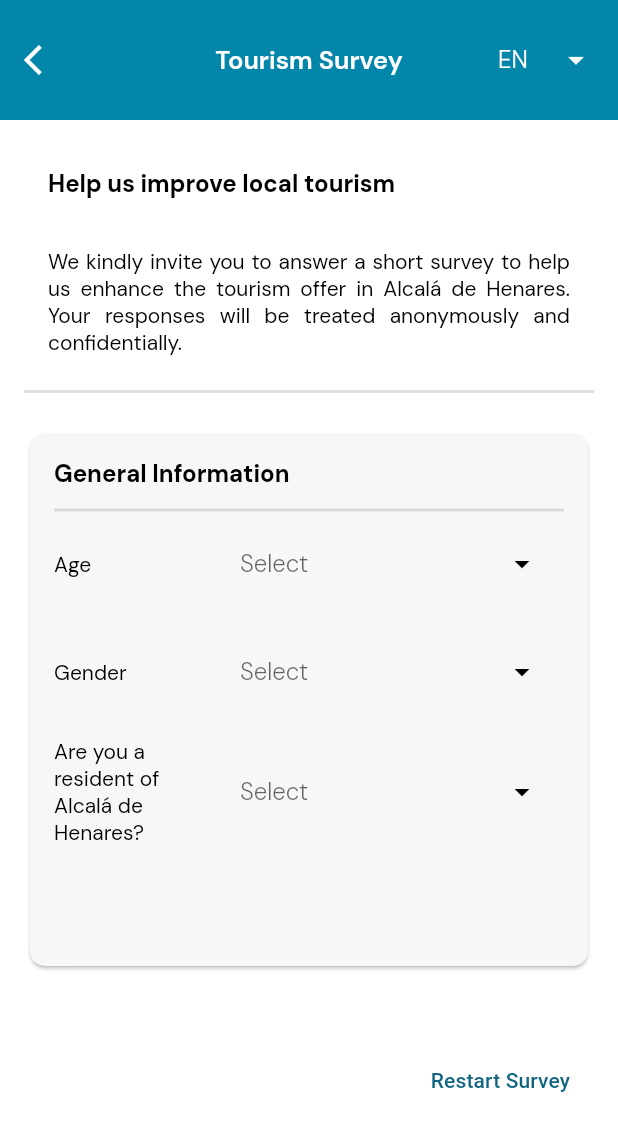
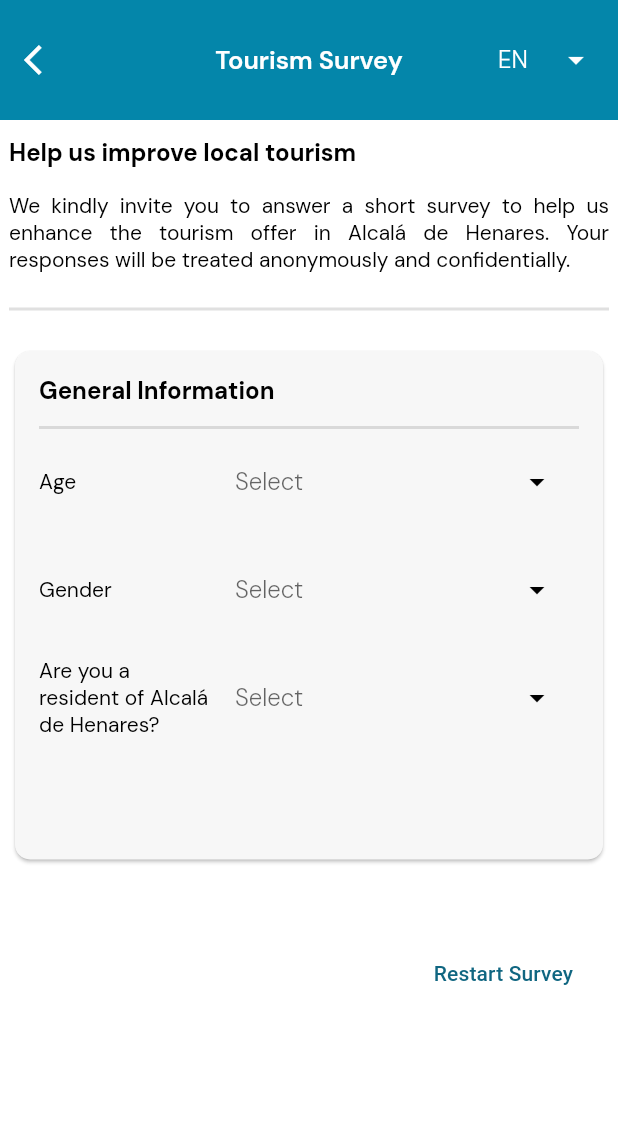
Before and after one commit to Marc-Cinnia/turismo-alcala, a Flutter app: the Survey screen opened directly, on a phone screen of 412 x 824 dp. Shown: the top 1131 px of the screen. Run offline on Flutter 3.47's test engine with Material 3 defaults, Android fonts, the phone set to English and light mode, and no system bars; our stand-ins replace cloud_firestore, device_info_plus, firebase_core, firebase_messaging, flutter_carousel_widget, flutter_local_notifications and 12 more; missing offline and left inert: beacon_scanner, flutter_background_service, qr_code_scanner, restart_app, super_network_image; accounts and stored records are empty; network calls fail.

```diff
--- a/lib/screens/survey.dart
+++ b/lib/screens/survey.dart
@@ -105,13 +105,7 @@ class _SurveyState extends State<Survey> {
         ? AppConstants.surveyDescriptionEn
         : AppConstants.surveyDescription;
 
-    final subtitle = Padding(
-      padding: const EdgeInsets.only(
-        top: AppConstants.spacing,
-        left: AppConstants.spacing,
-        right: AppConstants.spacing,
-      ),
-      child: Align(
+    final subtitle = Align(
       alignment: Alignment.centerLeft,
       child: Text(
         descSubtitle,
@@ -120,19 +114,11 @@ class _SurveyState extends State<Survey> {
             .titleMedium
             ?.copyWith(color: AppConstants.primary),
       ),
-      ),
     );
 
-    final descriptionSection = Padding(
-      padding: const EdgeInsets.only(
-        top: AppConstants.spacing,
-        left: AppConstants.spacing,
-        right: AppConstants.spacing,
-      ),
-      child: Text(
+    final descriptionSection = Text(
       description,
       textAlign: TextAlign.justify,
-      ),
     );
 
     final generalName = (language.english)
@@ -528,17 +514,12 @@ class _SurveyState extends State<Survey> {
                 Row(
                   mainAxisAlignment: MainAxisAlignment.spaceBetween,
                   mainAxisSize: MainAxisSize.max,
-                  crossAxisAlignment: CrossAxisAlignment.center,
                   children: [
-                    Expanded(
-                      child: Text(
+                    Text(
                       tourismOfferLabel,
                       softWrap: true,
                       maxLines: 2,
-                        overflow: TextOverflow.ellipsis,
                     ),
-                    ),
-                    const SizedBox(width: 8.0),
                     RatingSurveyStarsBar(
                       aspectKey: AppConstants.surveyTourismOfferKey,
                     ),
@@ -548,17 +529,12 @@ class _SurveyState extends State<Survey> {
                 Row(
                   mainAxisAlignment: MainAxisAlignment.spaceBetween,
                   mainAxisSize: MainAxisSize.max,
-                  crossAxisAlignment: CrossAxisAlignment.center,
                   children: [
-                    Expanded(
-                      child: Text(
+                    Text(
                       tourismInformationLabel,
                       softWrap: true,
                       maxLines: 2,
-                        overflow: TextOverflow.ellipsis,
                     ),
-                    ),
-                    const SizedBox(width: 8.0),
                     RatingSurveyStarsBar(
                       aspectKey: AppConstants.surveyTourismInformationKey,
                     ),
@@ -568,17 +544,12 @@ class _SurveyState extends State<Survey> {
                 Row(
                   mainAxisAlignment: MainAxisAlignment.spaceBetween,
                   mainAxisSize: MainAxisSize.max,
-                  crossAxisAlignment: CrossAxisAlignment.center,
                   children: [
-                    Expanded(
-                      child: Text(
+                    Text(
                       cleanlinessMaintenanceLabel,
                       softWrap: true,
                       maxLines: 2,
-                        overflow: TextOverflow.ellipsis,
                     ),
-                    ),
-                    const SizedBox(width: 8.0),
                     RatingSurveyStarsBar(
                       aspectKey: AppConstants.surveyCleanlinessMaintenanceKey,
                     ),
@@ -588,17 +559,12 @@ class _SurveyState extends State<Survey> {
                 Row(
                   mainAxisAlignment: MainAxisAlignment.spaceBetween,
                   mainAxisSize: MainAxisSize.max,
-                  crossAxisAlignment: CrossAxisAlignment.center,
                   children: [
-                    Expanded(
-                      child: Text(
+                    Text(
                       commerceServiceLabel,
                       softWrap: true,
                       maxLines: 2,
-                        overflow: TextOverflow.ellipsis,
                     ),
-                    ),
-                    const SizedBox(width: 8.0),
                     RatingSurveyStarsBar(
                       aspectKey: AppConstants.surveyCommerceServiceKey,
                     ),
@@ -608,17 +574,12 @@ class _SurveyState extends State<Survey> {
                 Row(
                   mainAxisAlignment: MainAxisAlignment.spaceBetween,
                   mainAxisSize: MainAxisSize.max,
-                  crossAxisAlignment: CrossAxisAlignment.center,
                   children: [
-                    Expanded(
-                      child: Text(
+                    Text(
                       transportAccessibilityLabel,
                       softWrap: true,
                       maxLines: 2,
-                        overflow: TextOverflow.ellipsis,
                     ),
-                    ),
-                    const SizedBox(width: 8.0),
                     RatingSurveyStarsBar(
                       aspectKey: AppConstants.surveyTransportAccessibilityKey,
                     ),
@@ -628,17 +589,12 @@ class _SurveyState extends State<Survey> {
                 Row(
                   mainAxisAlignment: MainAxisAlignment.spaceBetween,
                   mainAxisSize: MainAxisSize.max,
-                  crossAxisAlignment: CrossAxisAlignment.center,
                   children: [
-                    Expanded(
-                      child: Text(
+                    Text(
                       safetyLabel,
                       softWrap: true,
                       maxLines: 2,
-                        overflow: TextOverflow.ellipsis,
                     ),
-                    ),
-                    const SizedBox(width: 8.0),
                     RatingSurveyStarsBar(
                       aspectKey: AppConstants.surveySafetyKey,
                     ),
@@ -648,17 +604,12 @@ class _SurveyState extends State<Survey> {
                 Row(
                   mainAxisAlignment: MainAxisAlignment.spaceBetween,
                   mainAxisSize: MainAxisSize.max,
-                  crossAxisAlignment: CrossAxisAlignment.center,
                   children: [
-                    Expanded(
-                      child: Text(
+                    Text(
                       touristSignageLabel,
                       softWrap: true,
                       maxLines: 2,
-                        overflow: TextOverflow.ellipsis,
                     ),
-                    ),
-                    const SizedBox(width: 8.0),
                     RatingSurveyStarsBar(
                         aspectKey: AppConstants.surveyTouristSignageKey),
                   ],
@@ -677,10 +628,8 @@ class _SurveyState extends State<Survey> {
         : AppConstants.restartSurvey;
 
     final submitButton = (surveyModel.showSubmitBtn)
-        ? Flexible(
-            child: ElevatedButton.icon(
+        ? ElevatedButton.icon(
             onPressed: () async {
-                print('🔘 [SURVEY] Botón de envío presionado');
               bool ageProvided = surveyModel.userAgeRange.isNotEmpty;
               bool genderProvided = surveyModel.userGender.isNotEmpty;
 
@@ -732,13 +681,10 @@ class _SurveyState extends State<Survey> {
                 fontSize: 15.0,
                 fontWeight: FontWeight.w500,
               ),
-                overflow: TextOverflow.ellipsis,
-                maxLines: 1,
             ),
             style: ButtonStyle(
               backgroundColor: WidgetStateProperty.all<Color>(
                 AppConstants.contrast,
-                ),
               ),
             ),
           )
@@ -746,7 +692,6 @@ class _SurveyState extends State<Survey> {
 
     final surveyActions = OverflowBar(
       alignment: MainAxisAlignment.end,
-      spacing: 8.0,
       children: [
         TextButton(
             onPressed: () {
@@ -802,6 +747,7 @@ class _SurveyState extends State<Survey> {
               );
             },
             child: Text(restartSurveyLabel)),
+        vSpacer,
         submitButton,
       ],
     );
@@ -919,54 +865,26 @@ class _SurveyState extends State<Survey> {
         ),
         actions: ContentBuilder.getActions(),
       ),
-      body: SingleChildScrollView(
-        physics: const BouncingScrollPhysics(),
+      body: Center(
+        child: SingleChildScrollView(
+          physics: BouncingScrollPhysics(),
           child: Padding(
-          padding: EdgeInsets.only(
-            left: AppConstants.spacing,
-            right: AppConstants.spacing,
-            top: AppConstants.spacing,
-            bottom: AppConstants.contentBottomSpacing,
+            padding: const EdgeInsets.only(
+              left: AppConstants.shortSpacing,
+              right: AppConstants.shortSpacing,
+              bottom: AppConstants.contentBottomSpacing + 20.0,
             ),
             child: mainContent,
+          ),
         ),
       ),
     );
   }
 
   void _submitSurvey(BuildContext context) async {
-    print('🔄 [SURVEY] Iniciando envío de encuesta...');
-
-    // Mostrar diálogo de carga (sin texto para evitar que se quede "Enviando...")
-    showDialog(
-      context: context,
-      barrierDismissible: false,
-      useRootNavigator: true,
-      builder: (dialogContext) {
-        return const PopScope(
-          canPop: false,
-          child: AlertDialog(
-            content: SizedBox(
-              height: 56,
-              child: Center(child: CircularProgressIndicator()),
-            ),
-          ),
-        );
-      },
-    );
-
-    try {
     final resultMsg = await context.read<SurveyModel>().submitSurvey();
-      print('🔄 [SURVEY] Resultado: $resultMsg');
-
-      // Cerrar diálogo de carga
-      if (context.mounted) {
-        final nav = Navigator.of(context, rootNavigator: true);
-        if (nav.canPop()) nav.pop();
-      }
 
     if (resultMsg != null) {
-        print('✅ [SURVEY] Mostrando diálogo de éxito');
       showDialog(
         context: context,
         barrierDismissible: false,
@@ -1017,40 +935,6 @@ class _SurveyState extends State<Survey> {
           );
         },
       ).then((_) => Navigator.of(context).popUntil((route) => route.isFirst));
-      } else {
-        print('❌ [SURVEY] No se recibió respuesta del servidor');
-        // Mostrar mensaje de error si no hay resultado
-        ScaffoldMessenger.of(context).showSnackBar(
-          SnackBar(
-            content: Text(
-              (language.english)
-                  ? 'Error submitting survey. Please try again.'
-                  : 'Error al enviar la encuesta. Por favor, inténtalo de nuevo.',
-            ),
-            backgroundColor: Colors.red,
-            duration: const Duration(seconds: 4),
-          ),
-        );
-      }
-    } catch (e) {
-      print('❌ [SURVEY] Excepción en _submitSurvey: $e');
-      // Cerrar diálogo de carga si aún está abierto
-      if (context.mounted) {
-        final nav = Navigator.of(context, rootNavigator: true);
-        if (nav.canPop()) nav.pop();
-      }
-      // Mostrar mensaje de error
-      ScaffoldMessenger.of(context).showSnackBar(
-        SnackBar(
-          content: Text(
-            (language.english)
-                ? 'Error submitting survey. Please check your connection and try again.'
-                : 'Error al enviar la encuesta. Por favor, verifica tu conexión e inténtalo de nuevo.',
-          ),
-          backgroundColor: Colors.red,
-          duration: const Duration(seconds: 4),
-        ),
-      );
     }
   }
 }
--- a/lib/screens/survey_pre_detail.dart
+++ b/lib/screens/survey_pre_detail.dart
@@ -111,7 +111,7 @@ class _SurveyPreDetailState extends State<SurveyPreDetail> {
         leading: IconButton(
           icon: const Icon(
             Icons.arrow_back_ios,
-            color: AppConstants.backArrowColor,
+            color: AppConstants.primary,
           ),
           onPressed: () => Navigator.of(context).pop(),
         ),
@@ -172,7 +172,7 @@ class _SurveyPreDetailState extends State<SurveyPreDetail> {
                 );
               }
 
-              if (variableSurveyNameEn != null &&
+              if (variableSurveyNameEn.isNotEmpty &&
                   labels[index] == variableSurveyNameEn) {
                 if (variableSurvey != null) {
                   String url = variableSurvey!.linkEn;
--- a/pubspec.yaml
+++ b/pubspec.yaml
@@ -16,7 +16,7 @@ publish_to: 'none' # Remove this line if you wish to publish to pub.dev
 # https://developer.apple.com/library/archive/documentation/General/Reference/InfoPlistKeyReference/Articles/CoreFoundationKeys.html
 # In Windows, build-name is used as the major, minor, and patch parts
 # of the product and file versions while build-number is used as the build suffix.
-version: 1.0.3+16
+version: 1.0.6+20
 
 environment:
   sdk: '>=3.0.0 <4.0.0'
```
Also changed, not shown: lib/models/survey_model.dart (+0 -22 lines), lib/widgets/value_selector.dart (+8 -30 lines), 2 other files. Lines whose indentation alone changed are shown as unchanged.
